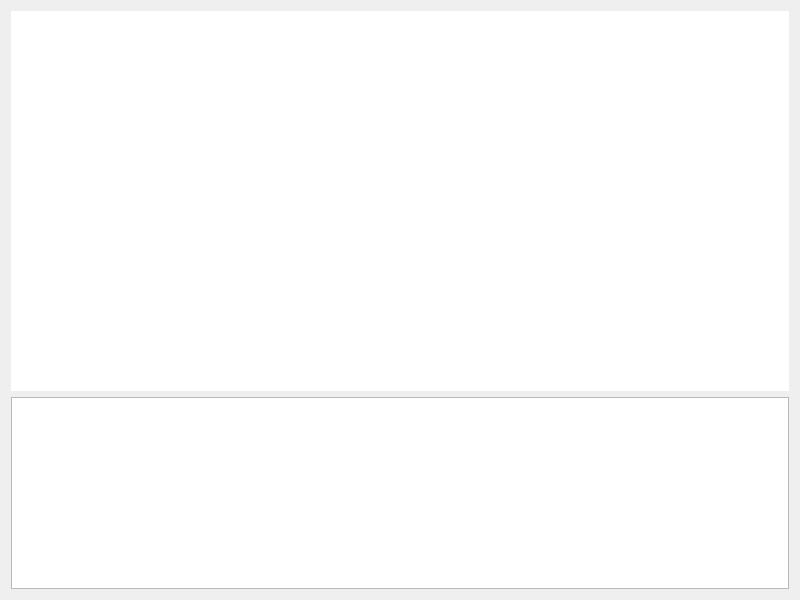
First picture: the form in form.ui, repository adnksharp/pySide6-url-request, before the edit.
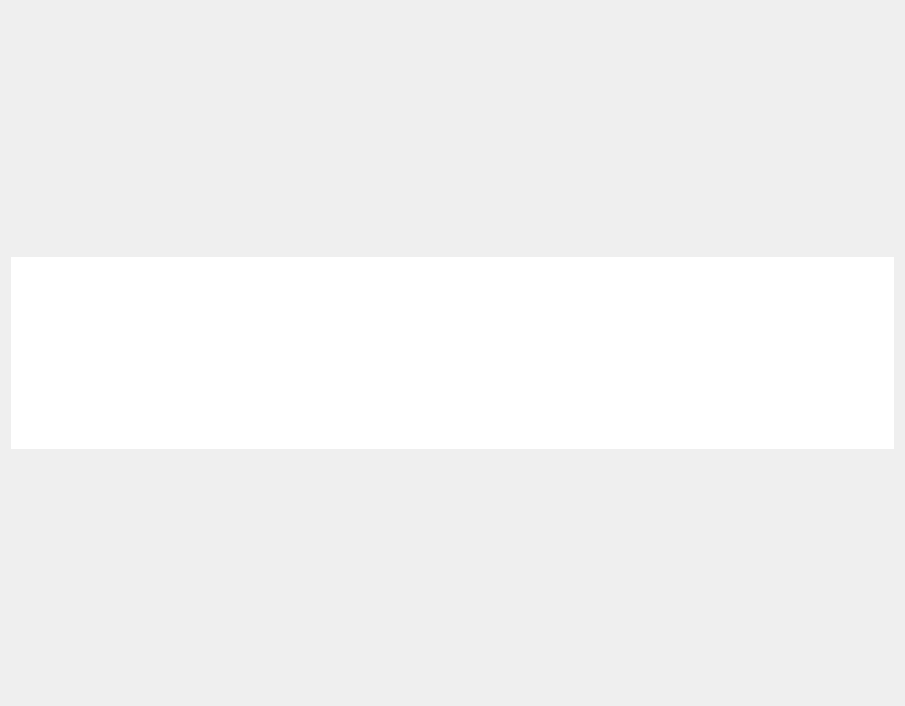
Second picture: the form after the edit.

Patch:
```diff
--- a/form.ui
+++ b/form.ui
@@ -6,16 +6,28 @@
    <rect>
     <x>0</x>
     <y>0</y>
-    <width>800</width>
-    <height>600</height>
+    <width>905</width>
+    <height>706</height>
    </rect>
   </property>
+  <property name="sizePolicy">
+   <sizepolicy hsizetype="Preferred" vsizetype="Maximum">
+    <horstretch>0</horstretch>
+    <verstretch>0</verstretch>
+   </sizepolicy>
+  </property>
   <property name="windowTitle">
    <string>URL request</string>
   </property>
   <layout class="QVBoxLayout" name="verticalLayout">
    <item>
     <widget class="QTextEdit" name="textEdit">
+     <property name="sizePolicy">
+      <sizepolicy hsizetype="Minimum" vsizetype="Maximum">
+       <horstretch>0</horstretch>
+       <verstretch>0</verstretch>
+      </sizepolicy>
+     </property>
      <property name="frameShape">
       <enum>QFrame::Shape::NoFrame</enum>
      </property>
@@ -28,14 +40,7 @@
     </widget>
    </item>
    <item>
-    <widget class="QListWidget" name="listWidget">
-     <property name="sizePolicy">
-      <sizepolicy hsizetype="Expanding" vsizetype="Maximum">
-       <horstretch>0</horstretch>
-       <verstretch>0</verstretch>
-      </sizepolicy>
-     </property>
-    </widget>
+    <layout class="QVBoxLayout" name="headers"/>
    </item>
   </layout>
  </widget>
```
